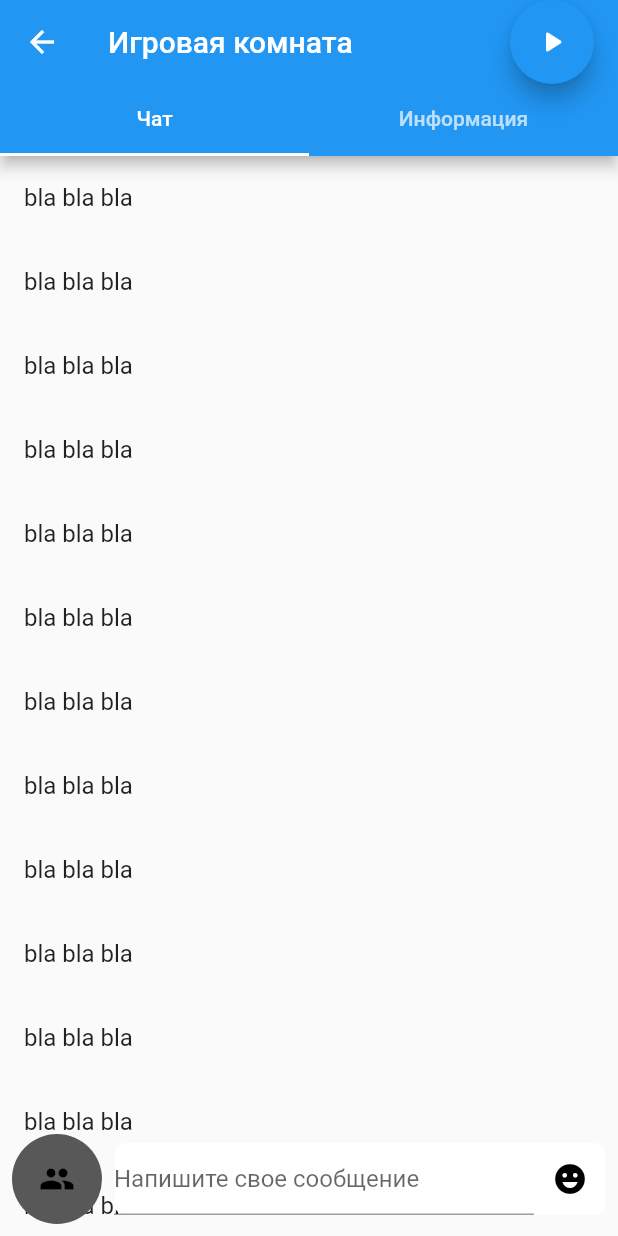
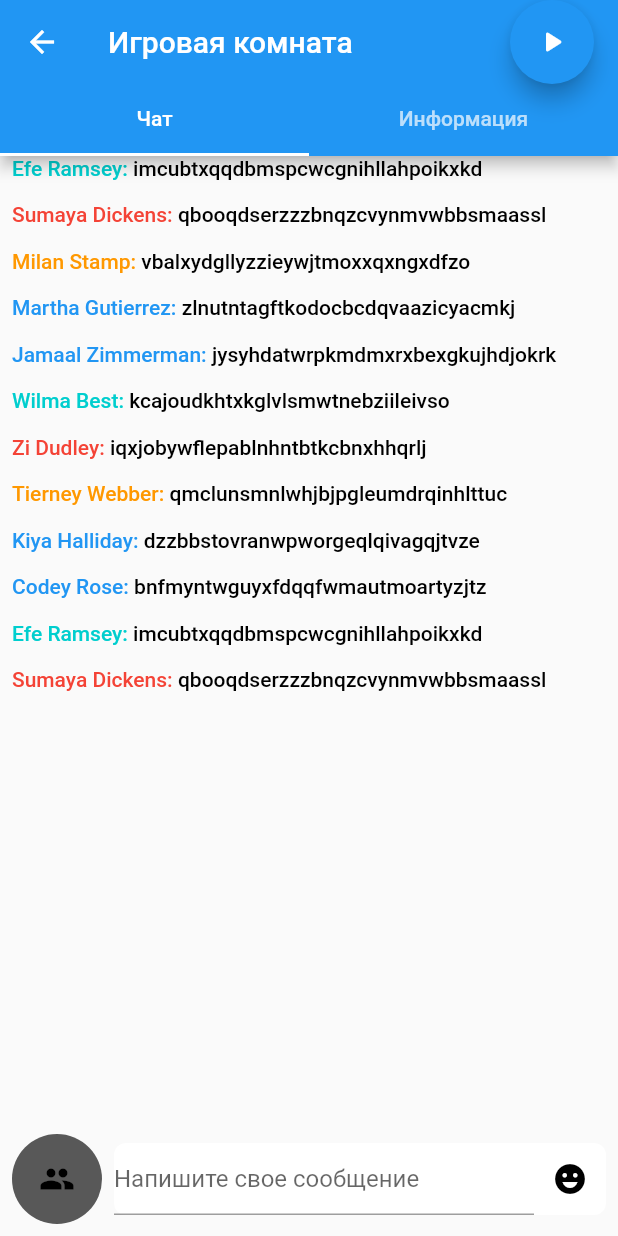
Before and after one commit to grafovdenis/fights, a Flutter app: the FightPage screen opened directly, after a tap on the "emoji emotions" icon, on a phone screen of 412 x 824 dp. Run offline on Flutter 3.47's test engine with Material 2 defaults, Android fonts, the phone set to English and light mode, and no system bars; our stand-ins replace bloc, flutter_bloc.

Commit message:
update chat and some stuff

```diff
--- a/lib/bloc/chat/chat_bloc.dart
+++ b/lib/bloc/chat/chat_bloc.dart
@@ -1,6 +1,10 @@
 import 'dart:async';
 
 import 'package:bloc/bloc.dart';
+import 'package:fights/models/_authors.dart';
+import 'package:fights/models/_messages.dart';
+import 'package:fights/models/message_model.dart';
+import 'package:fights/models/roles.dart';
 import 'package:meta/meta.dart';
 
 part 'chat_event.dart';
@@ -9,10 +13,52 @@ part 'chat_state.dart';
 class ChatBloc extends Bloc<ChatEvent, ChatState> {
   ChatBloc() : super(ChatInitial());
 
+  List<MessageModel> _messages;
+
+  Stream<MessageModel> messagesStream;
+
+  void _init() async {
+    /// MOCK
+    _messages = await getChatHistory();
+    messagesStream = Stream.periodic(
+      const Duration(seconds: 1),
+      (index) {
+        return MessageModel(
+          role: roles[index % roles.length],
+          author: authors[index % authors.length],
+          message: messages[index % messages.length],
+        );
+      },
+    );
+
+    messagesStream.listen((message) {
+      this.add(AddRemoteMessage(message));
+    });
+  }
+
+  /// MOCK
+  Future<List<MessageModel>> getChatHistory() async {
+    return Future.delayed(
+        const Duration(seconds: 2),
+        () => List.generate(
+              10,
+              (index) => MessageModel(
+                role: roles[index % roles.length],
+                author: authors[index % authors.length],
+                message: messages[index % messages.length],
+              ),
+            ));
+  }
+
   @override
-  Stream<ChatState> mapEventToState(
-    ChatEvent event,
-  ) async* {
-    // TODO: implement mapEventToState
+  Stream<ChatState> mapEventToState(ChatEvent event) async* {
+    if (event is InitChatEvent) {
+      _init();
+      print("Initialized");
+      yield ChatInitializedState(messages: _messages);
+    } else if (event is AddRemoteMessage) {
+      _messages.add(event.message);
+      yield ChatInitializedState(messages: _messages);
+    }
   }
 }
--- a/lib/bloc/chat/chat_event.dart
+++ b/lib/bloc/chat/chat_event.dart
@@ -2,3 +2,10 @@ part of 'chat_bloc.dart';
 
 @immutable
 abstract class ChatEvent {}
+
+class InitChatEvent extends ChatEvent {}
+
+class AddRemoteMessage extends ChatEvent {
+  final MessageModel message;
+  AddRemoteMessage(this.message);
+}
--- a/lib/bloc/chat/chat_state.dart
+++ b/lib/bloc/chat/chat_state.dart
@@ -1,6 +1,11 @@
 part of 'chat_bloc.dart';
 
-@immutable
 abstract class ChatState {}
 
 class ChatInitial extends ChatState {}
+
+class ChatInitializedState extends ChatState {
+  List<MessageModel> messages;
+
+  ChatInitializedState({this.messages});
+}
--- a/lib/bloc/fight/fight_bloc.dart
+++ b/lib/bloc/fight/fight_bloc.dart
@@ -1,29 +1,11 @@
 import 'dart:async';
 
+import 'package:fights/models/phases.dart';
+import 'package:fights/models/roles.dart';
 import 'package:flutter_bloc/flutter_bloc.dart';
 
 import 'fight_event.dart';
 import 'fight_state.dart';
-
-const phases = [
-  "waiting",
-  "briefing",
-  "beforeRound",
-  "round",
-  "pause",
-  "gamePause",
-  "idle",
-  "voting",
-  "judgeComment",
-];
-
-const roles = [
-  "arbitrator",
-  "player",
-  "second",
-  "judge",
-  "spectator",
-];
 
 class FightBloc extends Bloc<FightEvent, FightState> {
   Stream<String> phaseStream;
@@ -38,7 +20,7 @@ class FightBloc extends Bloc<FightEvent, FightState> {
       return phases[t % phases.length];
     });
 
-    this.role = role ?? "player";
+    this.role = role ?? player;
 
     ///subscribe to phase stream
     // phaseStreamListener = phaseStream.listen((_phase) {
@@ -47,7 +29,7 @@ class FightBloc extends Bloc<FightEvent, FightState> {
     //   this.add(ChangePhaseEvent(_currentPhase));
     // });
 
-    _currentPhase = "waiting";
+    _currentPhase = waiting;
     this.add(ChangePhaseEvent(_currentPhase));
   }
 
--- /dev/null
+++ b/lib/bloc/management/management_bloc.dart
@@ -0,0 +1,18 @@
+import 'dart:async';
+
+import 'package:bloc/bloc.dart';
+import 'package:meta/meta.dart';
+
+part 'management_event.dart';
+part 'management_state.dart';
+
+class ManagementBloc extends Bloc<ManagementEvent, ManagementState> {
+  ManagementBloc() : super(ManagementInitial());
+
+  @override
+  Stream<ManagementState> mapEventToState(
+    ManagementEvent event,
+  ) async* {
+    // TODO: implement mapEventToState
+  }
+}
--- /dev/null
+++ b/lib/bloc/management/management_event.dart
@@ -0,0 +1,4 @@
+part of 'management_bloc.dart';
+
+@immutable
+abstract class ManagementEvent {}
--- /dev/null
+++ b/lib/bloc/management/management_state.dart
@@ -0,0 +1,6 @@
+part of 'management_bloc.dart';
+
+@immutable
+abstract class ManagementState {}
+
+class ManagementInitial extends ManagementState {}
--- /dev/null
+++ b/lib/models/_authors.dart
@@ -0,0 +1,12 @@
+const authors = [
+  "Efe Ramsey",
+  "Sumaya Dickens",
+  "Milan Stamp",
+  "Martha Gutierrez",
+  "Jamaal Zimmerman",
+  "Wilma Best",
+  "Zi Dudley",
+  "Tierney Webber",
+  "Kiya Halliday",
+  "Codey Rose",
+];
--- /dev/null
+++ b/lib/models/_messages.dart
@@ -0,0 +1,12 @@
+const messages = [
+  "imcubtxqqdbmspcwcgnihllahpoikxkd",
+  "qbooqdserzzzbnqzcvynmvwbbsmaassl",
+  "vbalxydgllyzzieywjtmoxxqxngxdfzo",
+  "zlnutntagftkodocbcdqvaazicyacmkj",
+  "jysyhdatwrpkmdmxrxbexgkujhdjokrk",
+  "kcajoudkhtxkglvlsmwtnebziileivso",
+  "iqxjobywflepablnhntbtkcbnxhhqrlj",
+  "qmclunsmnlwhjbjpgleumdrqinhlttuc",
+  "dzzbbstovranwpworgeqlqivagqjtvze",
+  "bnfmyntwguyxfdqqfwmautmoartyzjtz",
+];
--- /dev/null
+++ b/lib/models/message_model.dart
@@ -0,0 +1,7 @@
+class MessageModel {
+  final String author;
+  final String role;
+  final String message;
+
+  const MessageModel({this.author, this.role, this.message});
+}
--- /dev/null
+++ b/lib/models/phases.dart
@@ -0,0 +1,21 @@
+const waiting = "waiting";
+const briefing = "briefing";
+const beforeRound = "beforeRound";
+const round = "round";
+const pause = "pause";
+const gamePause = "gamePause";
+const idle = "idle";
+const voting = "voting";
+const judgeComment = "judgeComment";
+
+const phases = [
+  waiting,
+  briefing,
+  beforeRound,
+  round,
+  pause,
+  gamePause,
+  idle,
+  voting,
+  judgeComment,
+];
--- /dev/null
+++ b/lib/models/roles.dart
@@ -0,0 +1,13 @@
+const arbitrator = "arbitrator";
+const player = "player";
+const second = "second";
+const judge = "judge";
+const spectator = "spectator";
+
+const roles = [
+  arbitrator,
+  player,
+  second,
+  judge,
+  spectator,
+];
--- a/lib/widgets/chat/chat_widget.dart
+++ b/lib/widgets/chat/chat_widget.dart
@@ -1,23 +1,39 @@
+import 'package:fights/bloc/chat/chat_bloc.dart';
 import 'package:flutter/material.dart';
+import 'package:flutter_bloc/flutter_bloc.dart';
+
+import 'message_widget.dart';
 
 class ChatWidget extends StatelessWidget {
-  const ChatWidget({Key key}) : super(key: key);
+  ChatWidget({Key key}) : super(key: key);
+
+  final controller = ScrollController();
 
   @override
   Widget build(BuildContext context) {
-    return Stack(
+    return BlocProvider(
+        create: (context) => ChatBloc()..add(InitChatEvent()),
+        child: Column(
           children: [
-        ListView.builder(
-          itemCount: 50,
+            Expanded(
+              child:
+                  BlocBuilder<ChatBloc, ChatState>(builder: (context, state) {
+                if (state is ChatInitializedState && state.messages != null) {
+                  WidgetsBinding.instance.addPostFrameCallback((_) {
+                    controller.jumpTo(controller.position.maxScrollExtent);
+                  });
+                  return ListView.builder(
+                      controller: controller,
+                      itemCount: state.messages.length,
                       itemBuilder: (context, index) {
-            return ListTile(
-              title: Text("bla bla bla"),
-            );
-          },
+                        return MessageWidget(model: state.messages[index]);
+                      });
+                } else {
+                  return Center(child: CircularProgressIndicator());
+                }
+              }),
             ),
-        Align(
-          alignment: Alignment.bottomCenter,
-          child: Padding(
+            Padding(
               padding: const EdgeInsets.all(8.0),
               child: Row(
                 children: [
@@ -62,9 +78,8 @@ class ChatWidget extends StatelessWidget {
                   )
                 ],
               ),
-          ),
             )
           ],
-    );
+        ));
   }
 }
--- /dev/null
+++ b/lib/widgets/chat/message_widget.dart
@@ -0,0 +1,38 @@
+import 'package:fights/models/message_model.dart';
+import 'package:fights/models/roles.dart';
+import 'package:flutter/material.dart';
+
+class MessageWidget extends StatelessWidget {
+  final MessageModel model;
+  const MessageWidget({Key key, this.model}) : super(key: key);
+
+  @override
+  Widget build(BuildContext context) {
+    Color buildColor() {
+      switch (model.role) {
+        case arbitrator:
+          return Color.fromRGBO(0, 206, 206, 1);
+        case player:
+          return Colors.red;
+        case second:
+          return Colors.orange;
+        default:
+          return Colors.blue;
+      }
+    }
+
+    return Padding(
+      padding: const EdgeInsets.only(bottom: 15, left: 8, right: 8),
+      child: RichText(
+        text: TextSpan(
+          text: '${model.author}: ',
+          style: TextStyle(color: buildColor(), fontWeight: FontWeight.w500),
+          children: <TextSpan>[
+            TextSpan(
+                text: '${model.message}', style: TextStyle(color: Colors.black)),
+          ],
+        ),
+      ),
+    );
+  }
+}
```
Also changed, not shown: lib/widgets/management/management_widget.dart (added). Lines whose indentation alone changed are shown as unchanged.
